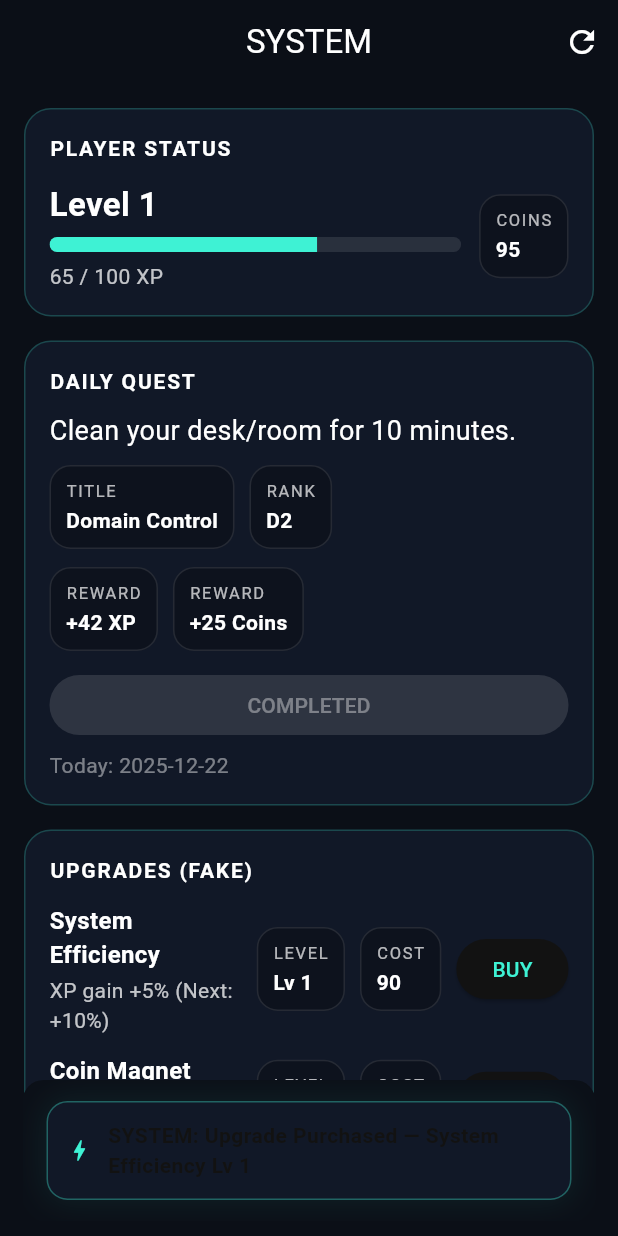
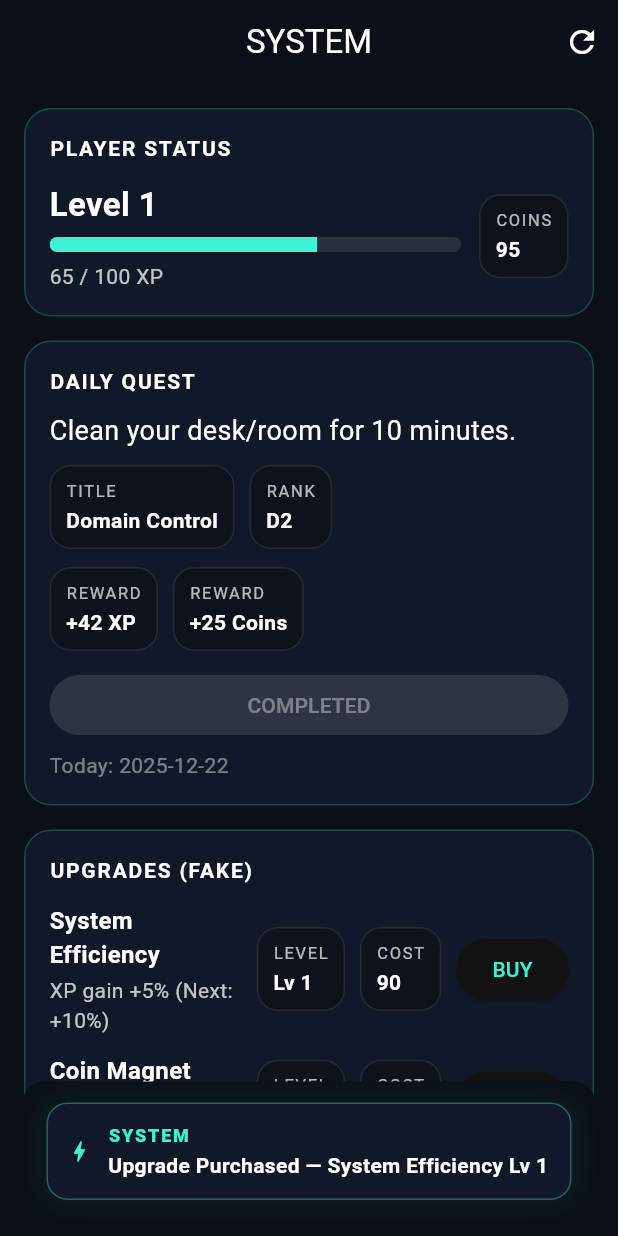
Before and after one commit to Pokeepic/Minigame-project, a Flutter app: the screen it shows after launch, after a tap on "COMPLETE", after a tap on "BUY", on a phone screen of 412 x 824 dp. Run offline on Flutter 3.47's test engine with Material 3 defaults, Android fonts, the phone set to English and light mode, and no system bars; our stand-ins replace shared_preferences.

Commit message:
Refactor system messages for clarity and improve UI layout in the home page

```diff
--- a/Apps/Game Lifestyle/manhwa_system/lib/main.dart
+++ b/Apps/Game Lifestyle/manhwa_system/lib/main.dart
@@ -269,7 +269,7 @@ class _SystemHomePageState extends State<SystemHomePage> {
       }
     });
 
-    showSystemMessage('SYSTEM: Quest Completed  (+$gainedXp XP, +$gainedCoins Coins)');
+    showSystemMessage('Quest Completed  +$gainedXp XP  +$gainedCoins Coins');
 
     await _saveAll();
   }
@@ -297,7 +297,7 @@ class _SystemHomePageState extends State<SystemHomePage> {
       xpBoostLevel += 1;
     });
 
-    showSystemMessage('SYSTEM: Upgrade Purchased — System Efficiency Lv $xpBoostLevel');
+    showSystemMessage('Upgrade Purchased — System Efficiency Lv $xpBoostLevel');
 
     await _saveAll();
   }
@@ -311,7 +311,7 @@ class _SystemHomePageState extends State<SystemHomePage> {
       coinBoostLevel += 1;
     });
 
-    showSystemMessage('SYSTEM: Upgrade Purchased — Coin Magnet Lv $coinBoostLevel');
+    showSystemMessage('Upgrade Purchased — Coin Magnet Lv $coinBoostLevel');
 
     await _saveAll();
   }
@@ -348,12 +348,29 @@ class _SystemHomePageState extends State<SystemHomePage> {
               const Icon(Icons.bolt, size: 18, color: Color(0xFF3EF2D4)),
               const SizedBox(width: 10),
               Expanded(
-                child: Text(
-                  message,
-                  style: const TextStyle(
-                    fontWeight: FontWeight.w700,
-                    letterSpacing: 0.3,
-                  ),
+                child: Column(
+                  crossAxisAlignment: CrossAxisAlignment.start,
+                  mainAxisSize: MainAxisSize.min,
+                  children: [
+                    const Text(
+                      'SYSTEM',
+                      style: TextStyle(
+                        color: Color(0xFF3EF2D4),
+                        fontWeight: FontWeight.w800,
+                        letterSpacing: 1.2,
+                        fontSize: 12,
+                      ),
+                    ),
+                    const SizedBox(height: 2),
+                    Text(
+                      message,
+                      style: const TextStyle(
+                        fontWeight: FontWeight.w600,
+                        fontSize: 14,
+                        color: Colors.white,
+                      ),
+                    ),
+                  ],
                 ),
               ),
             ],
```
